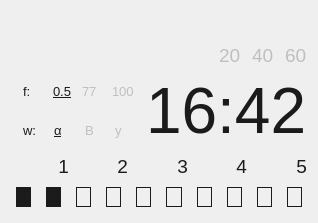
The window that mainscreenwidget.ui (willwright1213/CESSimulator) describes before a commit, drawn with Qt 5.
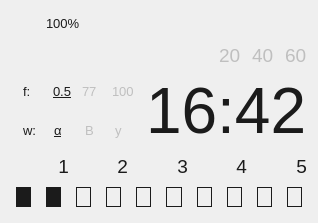
The same window after the commit. Icons and pictures are not drawn.

```diff
--- a/mainscreenwidget.ui
+++ b/mainscreenwidget.ui
@@ -54,6 +54,17 @@
        </property>
       </widget>
      </item>
+     <item>
+      <widget class="QLabel" name="batteryPower">
+       <property name="styleSheet">
+        <string notr="true">font-size: 10pt;
+color: #1b1b1b;</string>
+       </property>
+       <property name="text">
+        <string>100%</string>
+       </property>
+      </widget>
+     </item>
      <item>
       <spacer name="horizontalSpacer_12">
        <property name="orientation">
```
